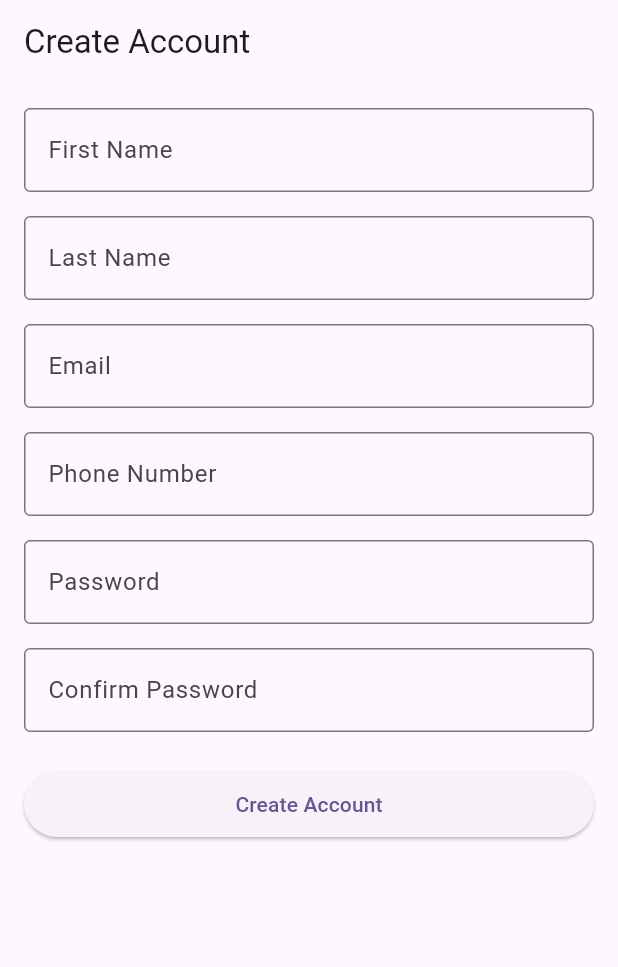
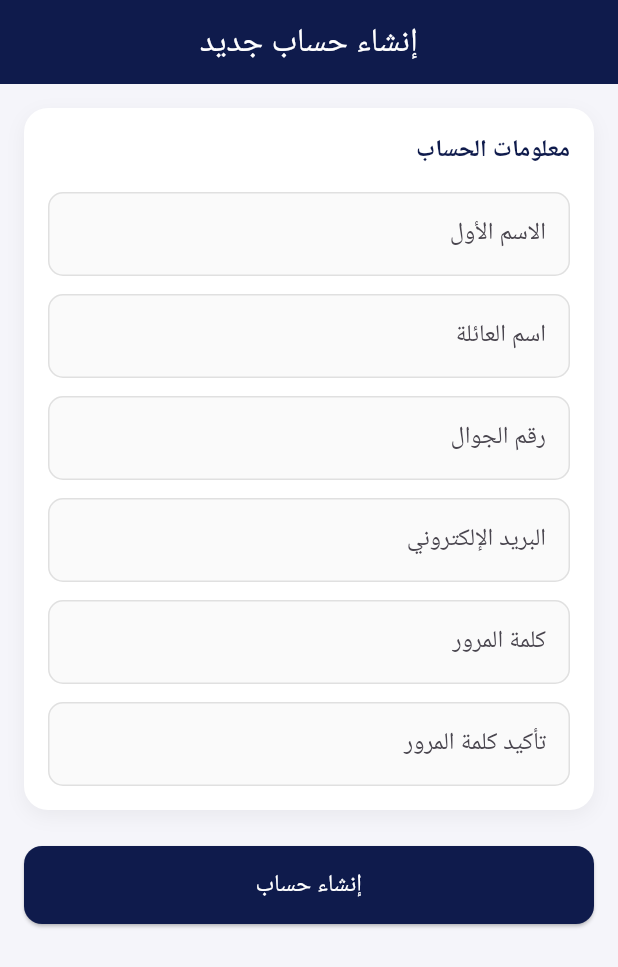
Before and after one commit to reemaz-1/Seer-, a Flutter app: the screen it shows after launch, on a phone screen of 412 x 824 dp. Shown: the top 967 px of the screen. Run offline on Flutter 3.47's test engine with Material 3 defaults, Android fonts, the light colour scheme and no system bars; our stand-ins replace cloud_firestore, firebase_auth, firebase_core; missing offline and left inert: firebase_app_check; accounts and stored records are empty.

Commit message:
improving the design.

```diff
--- a/lib/main.dart
+++ b/lib/main.dart
@@ -1,4 +1,5 @@
 import 'package:flutter/material.dart';
+import 'package:flutter_localizations/flutter_localizations.dart';
 import 'package:firebase_core/firebase_core.dart';
 import 'package:firebase_app_check/firebase_app_check.dart';
 import 'firebase_options.dart';
@@ -22,7 +23,13 @@ class MyApp extends StatelessWidget {
   Widget build(BuildContext context) {
     return MaterialApp(
       debugShowCheckedModeBanner: false,
-      title: 'Seer',
+      title: 'سير',
+      locale: const Locale('ar'),
+      supportedLocales: const [Locale('ar')],
+      localizationsDelegates: const [
+        GlobalMaterialLocalizations.delegate,
+        GlobalWidgetsLocalizations.delegate,
+      ],
       theme: ThemeData(
         colorScheme: ColorScheme.fromSeed(seedColor: Colors.deepPurple),
       ),
--- a/lib/screens/customer_registration_screen.dart
+++ b/lib/screens/customer_registration_screen.dart
@@ -24,6 +24,8 @@ class _CustomerRegistrationScreenState
 
   bool _isLoading = false;
 
+  static const Color navy = Color(0xFF0F1B4C);
+
   @override
   void dispose() {
     _firstNameController.dispose();
@@ -45,17 +47,14 @@ class _CustomerRegistrationScreenState
     });
 
     try {
-      // Step 1: Create the account with Firebase Authentication
       final UserCredential userCredential =
           await FirebaseAuth.instance.createUserWithEmailAndPassword(
         email: _emailController.text.trim(),
         password: _passwordController.text,
       );
 
-      // Step 2: Send the verification email
       await userCredential.user!.sendEmailVerification();
 
-      // Step 3: Save extra customer data in Firestore
       await FirebaseFirestore.instance
           .collection('customers')
           .doc(userCredential.user!.uid)
@@ -71,19 +70,17 @@ class _CustomerRegistrationScreenState
 
       ScaffoldMessenger.of(context).showSnackBar(
         const SnackBar(
-          content: Text(
-            'Account created! Please check your email to verify your account.',
-          ),
+          content: Text('تم إنشاء الحساب! الرجاء التحقق من بريدك الإلكتروني.'),
         ),
       );
     } on FirebaseAuthException catch (e) {
-      String message = 'An error occurred. Please try again.';
+      String message = 'حدث خطأ ما. الرجاء المحاولة مرة أخرى.';
       if (e.code == 'email-already-in-use') {
-        message = 'This email is already registered.';
+        message = 'هذا البريد الإلكتروني مسجل مسبقًا.';
       } else if (e.code == 'weak-password') {
-        message = 'The password is too weak.';
+        message = 'كلمة المرور ضعيفة جدًا.';
       } else if (e.code == 'invalid-email') {
-        message = 'Please enter a valid email address.';
+        message = 'الرجاء إدخال بريد إلكتروني صحيح.';
       }
 
       if (!mounted) return;
@@ -93,7 +90,7 @@ class _CustomerRegistrationScreenState
     } catch (e) {
       if (!mounted) return;
       ScaffoldMessenger.of(context).showSnackBar(
-        const SnackBar(content: Text('Something went wrong. Please try again.')),
+        const SnackBar(content: Text('حدث خطأ ما. الرجاء المحاولة مرة أخرى.')),
       );
     } finally {
       if (mounted) {
@@ -104,11 +101,67 @@ class _CustomerRegistrationScreenState
     }
   }
 
+  InputDecoration _fieldDecoration(String label) {
+    return InputDecoration(
+      labelText: label,
+      filled: true,
+      fillColor: Colors.grey.shade50,
+      border: OutlineInputBorder(
+        borderRadius: BorderRadius.circular(10),
+        borderSide: BorderSide(color: Colors.grey.shade300),
+      ),
+      enabledBorder: OutlineInputBorder(
+        borderRadius: BorderRadius.circular(10),
+        borderSide: BorderSide(color: Colors.grey.shade300),
+      ),
+      focusedBorder: OutlineInputBorder(
+        borderRadius: BorderRadius.circular(10),
+        borderSide: const BorderSide(color: navy, width: 1.5),
+      ),
+    );
+  }
+
+  Widget _sectionCard({required String title, required List<Widget> children}) {
+    return Container(
+      width: double.infinity,
+      padding: const EdgeInsets.all(16),
+      decoration: BoxDecoration(
+        color: Colors.white,
+        borderRadius: BorderRadius.circular(16),
+        boxShadow: [
+          BoxShadow(
+            color: Colors.black.withOpacity(0.05),
+            blurRadius: 10,
+            offset: const Offset(0, 4),
+          ),
+        ],
+      ),
+      child: Column(
+        crossAxisAlignment: CrossAxisAlignment.stretch,
+        children: [
+          Text(
+            title,
+            style: const TextStyle(
+              fontSize: 16,
+              fontWeight: FontWeight.bold,
+              color: navy,
+            ),
+          ),
+          const SizedBox(height: 16),
+          ...children,
+        ],
+      ),
+    );
+  }
   @override
   Widget build(BuildContext context) {
     return Scaffold(
+      backgroundColor: const Color(0xFFF5F5FA),
       appBar: AppBar(
-        title: const Text('Create Account'),
+        backgroundColor: navy,
+        foregroundColor: Colors.white,
+        title: const Text('إنشاء حساب جديد'),
+        centerTitle: true,
       ),
       body: Form(
         key: _formKey,
@@ -117,120 +170,121 @@ class _CustomerRegistrationScreenState
           child: Column(
             crossAxisAlignment: CrossAxisAlignment.stretch,
             children: [
+              _sectionCard(
+                title: 'معلومات الحساب',
+                children: [
                   TextFormField(
                     controller: _firstNameController,
-                decoration: const InputDecoration(
-                  labelText: 'First Name',
-                  border: OutlineInputBorder(),
-                ),
+                    decoration: _fieldDecoration('الاسم الأول'),
                     validator: (value) {
                       if (value == null || value.trim().isEmpty) {
-                    return 'Please enter your first name';
+                        return 'الرجاء إدخال الاسم الأول';
                       }
                       return null;
                     },
                   ),
-              const SizedBox(height: 16),
+                  const SizedBox(height: 12),
                   TextFormField(
                     controller: _lastNameController,
-                decoration: const InputDecoration(
-                  labelText: 'Last Name',
-                  border: OutlineInputBorder(),
-                ),
+                    decoration: _fieldDecoration('اسم العائلة'),
                     validator: (value) {
                       if (value == null || value.trim().isEmpty) {
-                    return 'Please enter your last name';
+                        return 'الرجاء إدخال اسم العائلة';
                       }
                       return null;
                     },
                   ),
-              const SizedBox(height: 16),
+                  const SizedBox(height: 12),
                   TextFormField(
-                controller: _emailController,
-                keyboardType: TextInputType.emailAddress,
-                decoration: const InputDecoration(
-                  labelText: 'Email',
-                  border: OutlineInputBorder(),
-                ),
+                    controller: _phoneController,
+                    keyboardType: TextInputType.phone,
+                    decoration: _fieldDecoration('رقم الجوال'),
                     validator: (value) {
                       if (value == null || value.trim().isEmpty) {
-                    return 'Please enter your email';
+                        return 'الرجاء إدخال رقم الجوال';
                       }
-                  final emailRegex = RegExp(r'^[^@\s]+@[^@\s]+\.[^@\s]+$');
-                  if (!emailRegex.hasMatch(value.trim())) {
-                    return 'Please enter a valid email';
+                      if (value.trim().length < 9) {
+                        return 'الرجاء إدخال رقم جوال صحيح';
                       }
                       return null;
                     },
                   ),
-              const SizedBox(height: 16),
+                  const SizedBox(height: 12),
                   TextFormField(
-                controller: _phoneController,
-                keyboardType: TextInputType.phone,
-                decoration: const InputDecoration(
-                  labelText: 'Phone Number',
-                  border: OutlineInputBorder(),
-                ),
+                    controller: _emailController,
+                    keyboardType: TextInputType.emailAddress,
+                    decoration: _fieldDecoration('البريد الإلكتروني'),
                     validator: (value) {
                       if (value == null || value.trim().isEmpty) {
-                    return 'Please enter your phone number';
+                        return 'الرجاء إدخال البريد الإلكتروني';
                       }
-                  if (value.trim().length < 9) {
-                    return 'Please enter a valid phone number';
+                      final emailRegex = RegExp(r'^[^@\s]+@[^@\s]+\.[^@\s]+$');
+                      if (!emailRegex.hasMatch(value.trim())) {
+                        return 'الرجاء إدخال بريد إلكتروني صحيح';
                       }
                       return null;
                     },
                   ),
-              const SizedBox(height: 16),
+                  const SizedBox(height: 12),
                   TextFormField(
                     controller: _passwordController,
                     obscureText: true,
-                decoration: const InputDecoration(
-                  labelText: 'Password',
-                  border: OutlineInputBorder(),
-                ),
+                    decoration: _fieldDecoration('كلمة المرور'),
                     validator: (value) {
                       if (value == null || value.isEmpty) {
-                    return 'Please enter a password';
+                        return 'الرجاء إدخال كلمة المرور';
                       }
                       if (value.length < 8) {
-                    return 'Password must be at least 8 characters';
+                        return 'يجب أن تكون كلمة المرور 8 أحرف على الأقل';
                       }
                       return null;
                     },
                   ),
-              const SizedBox(height: 16),
+                  const SizedBox(height: 12),
                   TextFormField(
                     controller: _confirmPasswordController,
                     obscureText: true,
-                decoration: const InputDecoration(
-                  labelText: 'Confirm Password',
-                  border: OutlineInputBorder(),
-                ),
+                    decoration: _fieldDecoration('تأكيد كلمة المرور'),
                     validator: (value) {
                       if (value == null || value.isEmpty) {
-                    return 'Please confirm your password';
+                        return 'الرجاء تأكيد كلمة المرور';
                       }
                       if (value != _passwordController.text) {
-                    return 'Passwords do not match';
+                        return 'كلمتا المرور غير متطابقتين';
                       }
                       return null;
                     },
                   ),
+                ],
+              ),
               const SizedBox(height: 24),
-              ElevatedButton(
+              SizedBox(
+                height: 52,
+                child: ElevatedButton(
                   onPressed: _isLoading ? null : _submitForm,
-                child: Padding(
-                  padding: const EdgeInsets.symmetric(vertical: 12.0),
+                  style: ElevatedButton.styleFrom(
+                    backgroundColor: navy,
+                    foregroundColor: Colors.white,
+                    shape: RoundedRectangleBorder(
+                      borderRadius: BorderRadius.circular(12),
+                    ),
+                  ),
                   child: _isLoading
                       ? const SizedBox(
                           height: 20,
                           width: 20,
-                          child: CircularProgressIndicator(strokeWidth: 2),
+                          child: CircularProgressIndicator(
+                            strokeWidth: 2,
+                            color: Colors.white,
+                          ),
                         )
-                      : const Text('Create Account'),
+                      : const Text(
+                          'إنشاء حساب',
+                          style: TextStyle(fontSize: 16),
                         ),
                 ),
+              ),
+              const SizedBox(height: 16),
             ],
           ),
         ),
--- a/pubspec.yaml
+++ b/pubspec.yaml
@@ -33,6 +33,8 @@ dependencies:
   firebase_auth: ^5.3.1
   cloud_firestore: ^5.4.4
   firebase_app_check: ^0.3.1
+  flutter_localizations:
+    sdk: flutter
 
   # The following adds the Cupertino Icons font to your application.
   # Use with the CupertinoIcons class for iOS style icons.
```
Also changed, not shown: pubspec.lock. Lines whose indentation alone changed are shown as unchanged.
